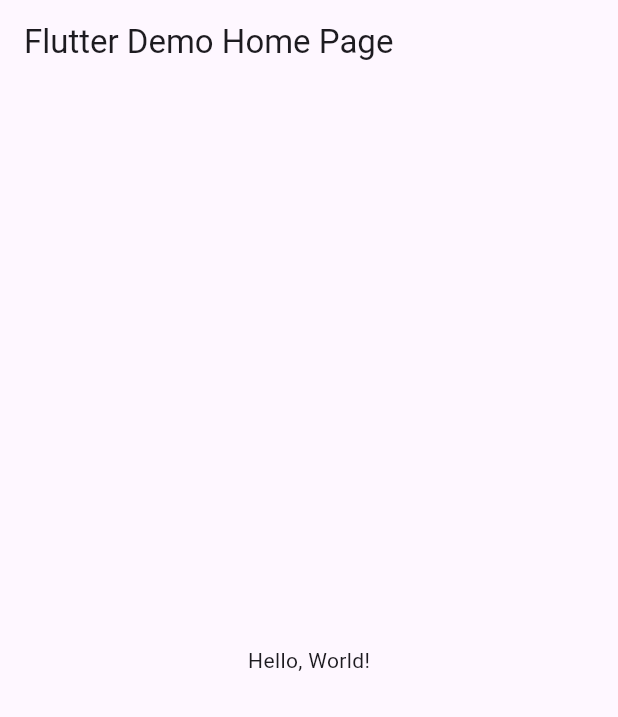
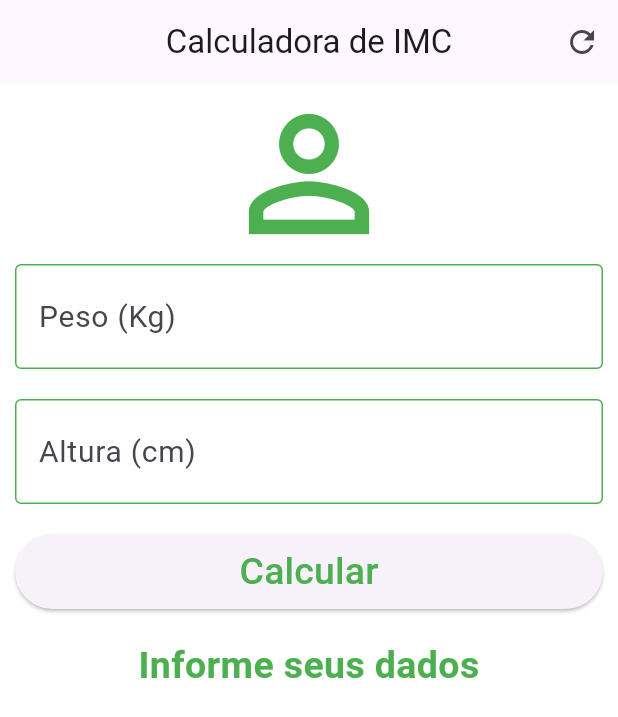
Before and after one commit to ghpedro16/flutter_imc, a Flutter app: the screen it shows after launch, on a phone screen of 412 x 824 dp. Shown: the top 717 px of the screen. Run offline on Flutter 3.47's test engine with Material 3 defaults, Android fonts, the phone set to English and light mode, and no system bars.

Commit message:
Refactor main.dart to implement IMC calculatora

```diff
--- a/lib/main.dart
+++ b/lib/main.dart
@@ -1,41 +1,200 @@
 import 'package:flutter/material.dart';
 
-void main() => runApp(MyApp());
+void main() => runApp(
+      MaterialApp(
+        home: Home(),
+        debugShowCheckedModeBanner: false,
+        theme: ThemeData(
+          hintColor: Colors.green, // Cor das dicas e rótulos
+          primarySwatch: Colors.green, // Cor primária para AppBar
+          inputDecorationTheme: InputDecorationTheme(
+            focusedBorder: OutlineInputBorder(
+              borderSide: BorderSide(color: Colors.green, width: 2.0),
+            ),
+            enabledBorder: OutlineInputBorder(
+              borderSide: BorderSide(color: Colors.green, width: 1.0),
+            ),
+          ),
+        ),
+      ),
+    );
 
-class MyApp extends StatelessWidget {
-  const MyApp({super.key});
-  // This widget is the root of your application.
+class Home extends StatefulWidget {
   @override
-  Widget build(BuildContext context) {
-    return MaterialApp(
-      // Application name
-      title: 'Flutter Hello World',
-      // Application theme data, you can set the colors for the application as
-      // you want
-      theme: ThemeData(
-        // useMaterial3: false,
-        primarySwatch: Colors.blue,
+  _HomeState createState() => _HomeState();
+}
+
+class _HomeState extends State<Home> {
+  TextEditingController _weightController = TextEditingController();
+  TextEditingController _heightController = TextEditingController();
+  GlobalKey<FormState> _formKey = GlobalKey<FormState>();
+  String _result = 'Informe seus dados';
+
+  @override
+  void initState() {
+    super.initState();
+    resetFields();
+  }
+
+  // --- Funções Auxiliares ---
+
+  void resetFields() {
+    _weightController.text = '';
+    _heightController.text = '';
+    setState(() {
+      _result = 'Informe seus dados';
+      // Reinicia a chave do formulário para limpar estados de erro
+      _formKey = GlobalKey<FormState>();
+    });
+  }
+
+  void _calculateImc() {
+    // 1. Valida se os campos foram preenchidos
+    if (!_formKey.currentState!.validate()) {
+      // Se não for válido, não faz nada
+      return;
+    }
+
+    try {
+      // 2. Converte as entradas de forma segura
+      double? weight = double.tryParse(_weightController.text);
+      double? height = double.tryParse(_heightController.text);
+
+      // 3. Verifica se as conversões foram bem-sucedidas e se a altura é válida (não zero)
+      if (weight == null || height == null || height <= 0) {
+        setState(() {
+          _result = 'Erro: Valores inválidos fornecidos.';
+        });
+        return;
+      }
+
+      // Converte cm para metros
+      double heightInMeters = height / 100.0;
+
+      // 4. Calcula o IMC
+      double imc = weight / (heightInMeters * heightInMeters);
+
+      setState(() {
+        // CORREÇÃO APLICADA AQUI: Reseta _result e atribui o novo valor completo.
+        _result = 'IMC: ${imc.toStringAsFixed(2)}\n';
+
+        // 5. Classificação do IMC (usa .toStringAsFixed(2) para 2 casas decimais)
+        if (imc < 18.6) {
+          _result += 'Abaixo do Peso';
+        } else if (imc >= 18.6 && imc < 24.9) {
+          _result += 'Peso Ideal';
+        } else if (imc >= 24.9 && imc < 29.9) {
+          _result += 'Levemente Acima do Peso';
+        } else if (imc >= 29.9 && imc < 34.9) {
+          _result += 'Obesidade Grau I';
+        } else if (imc >= 34.9 && imc < 39.9) {
+          _result += 'Obesidade Grau II (Severa)';
+        } else {
+          _result += 'Obesidade Grau III (Mórbida)';
+        }
+      });
+    } catch (e) {
+      // Em caso de erro de parsing ou cálculo (embora o validator já devesse pegar a maioria)
+      setState(() {
+        _result = 'Erro no cálculo. Tente novamente.';
+      });
+    }
+  }
+
+  // --- Widget para o campo de texto ---
+
+  TextFormField buildTextFormField(
+      {TextEditingController? controller, String? error, String? label}) {
+    return TextFormField(
+      keyboardType: TextInputType.number,
+      decoration: InputDecoration(
+        labelText: label,
+        // Usa o tema definido no MaterialApp, mas pode ser customizado
+        labelStyle: TextStyle(fontSize: 20.0),
       ),
-      // A widget which will be started on application startup
-      home: MyHomePage(title: 'Flutter Demo Home Page'),
+      textAlign: TextAlign.center,
+      style: TextStyle(color: Colors.green, fontSize: 25.0),
+      controller: controller,
+      // Validador que verifica se o campo está vazio
+      validator: (text) {
+        if (text == null || text.isEmpty) {
+          return error;
+        }
+        // Validação extra para garantir que é um número válido
+        if (double.tryParse(text) == null) {
+          return 'Insira um valor numérico válido.';
+        }
+        return null;
+      },
     );
   }
-}
 
-class MyHomePage extends StatelessWidget {
-  final String title;
-  const MyHomePage({super.key, required this.title});
+  // --- Método Build (Interface do Usuário) ---
 
   @override
   Widget build(BuildContext context) {
     return Scaffold(
       appBar: AppBar(
-        // The title text which will be shown on the action bar
-        title: Text(title),
+        title: Text('Calculadora de IMC'),
+        centerTitle: true,
+        // Usando primaryColor do Theme
+        actions: <Widget>[
+          IconButton(
+            icon: Icon(Icons.refresh),
+            onPressed: resetFields,
+          )
+        ],
       ),
-      body: Center(
-        child: Text(
-          'Hello, World!',
+      backgroundColor: Colors.white,
+      body: SingleChildScrollView(
+        padding: EdgeInsets.fromLTRB(10.0, 0.0, 10.0, 0.0),
+        child: Form(
+          key: _formKey,
+          child: Column(
+            crossAxisAlignment: CrossAxisAlignment.stretch,
+            children: <Widget>[
+              Icon(Icons.person_outline, size: 120.0, color: Colors.green),
+
+              // Campo Peso
+              buildTextFormField(
+                  controller: _weightController,
+                  label: 'Peso (Kg)',
+                  error: 'Insira seu peso!'),
+
+              SizedBox(height: 20.0), // Espaçamento
+
+              // Campo Altura
+              buildTextFormField(
+                  controller: _heightController,
+                  label: 'Altura (cm)',
+                  error: 'Insira sua altura!'),
+
+              Padding(
+                padding: EdgeInsets.symmetric(vertical: 20.0),
+                child: SizedBox(
+                  height: 50.0,
+                  child: ElevatedButton(
+                    onPressed: _calculateImc,
+                    child: Text(
+                      'Calcular',
+                      style: TextStyle(color: Colors.green, fontSize: 25.0),
+                    ),
+                    // Usando primaryColor do Theme
+                  ),
+                ),
+              ),
+
+              // Resultado do IMC
+              Text(
+                _result,
+                textAlign: TextAlign.center,
+                style: TextStyle(
+                    color: Colors.green,
+                    fontSize: 25.0,
+                    fontWeight: FontWeight.bold),
+              ),
+            ],
+          ),
         ),
       ),
     );
```
